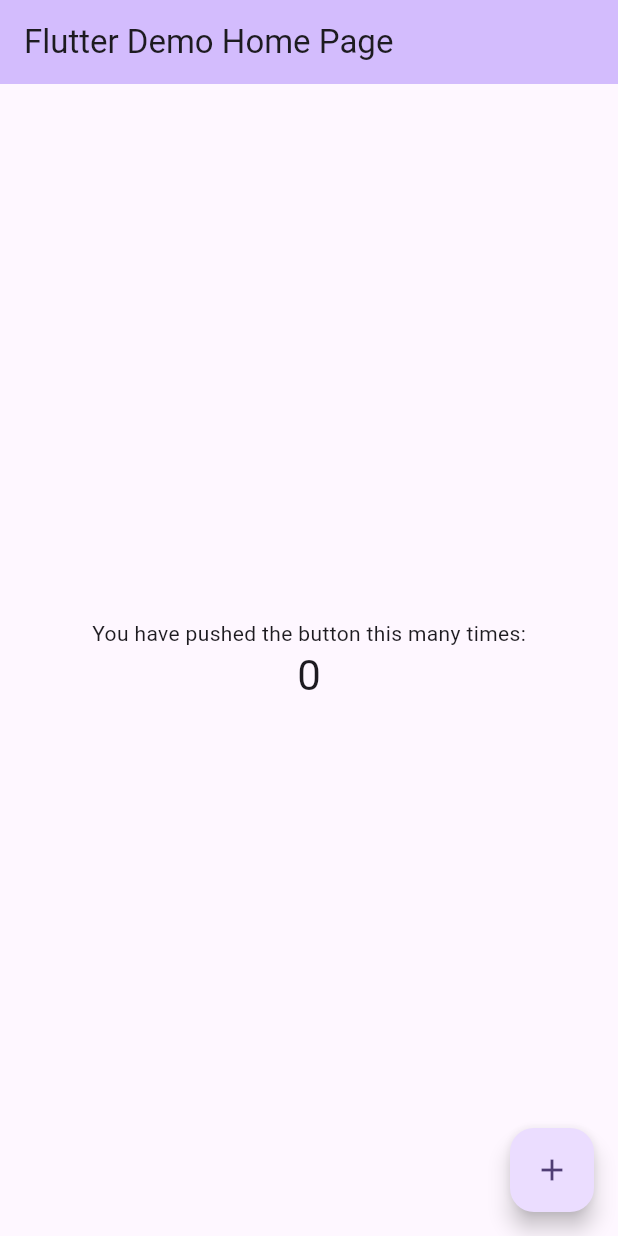
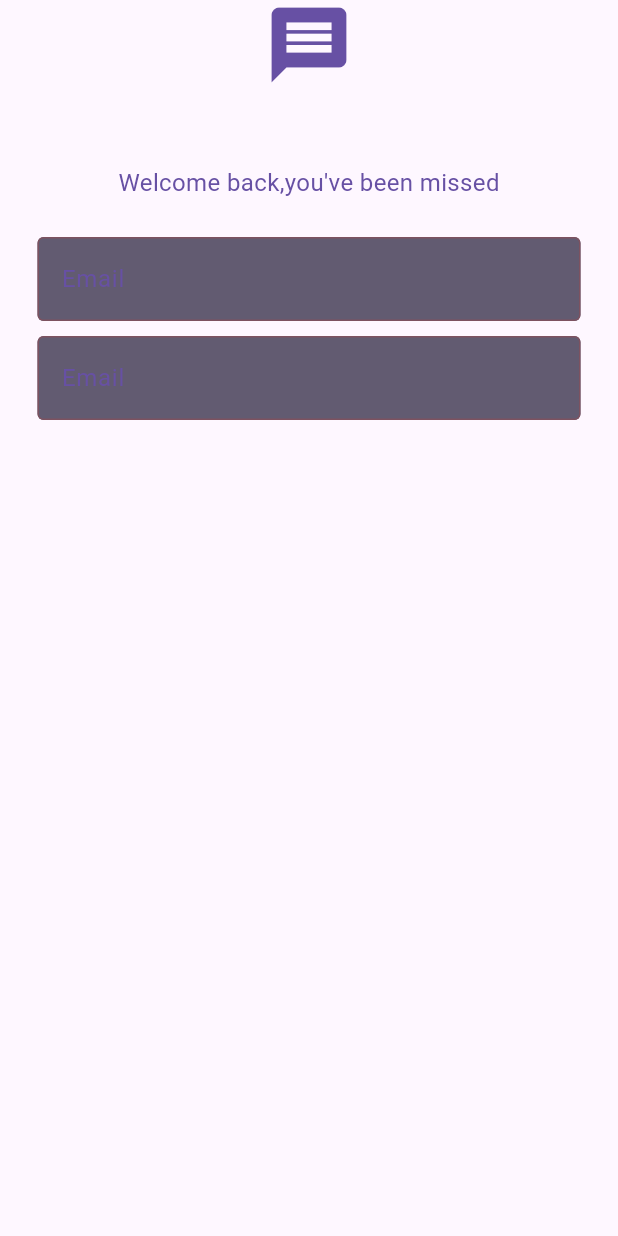
Before and after one commit to NguyenNgoAnhhTu/Chat-app, a Flutter app: the screen it shows after launch, on a phone screen of 412 x 824 dp. Run offline on Flutter 3.47's test engine with Material 3 defaults, Android fonts, the phone set to English and light mode, and no system bars; our stand-ins replace firebase_core; accounts and stored records are empty.

Commit message:
loginPage

```diff
--- /dev/null
+++ b/lib/components/my_textfeild.dart
@@ -0,0 +1,37 @@
+import 'package:flutter/material.dart';
+
+class MyTextField extends StatelessWidget{
+   final String hintText;
+   final bool obscureText;
+   final TextEditingController controller;
+    const MyTextField ({super.key,
+      required this.hintText,
+      required this.obscureText,
+      required this.controller,
+    });
+
+ @override
+  Widget build(BuildContext context)
+ {
+   return Padding(
+     padding: const EdgeInsets.symmetric(horizontal: 25.0),
+     child: TextField (
+       obscureText: obscureText,
+       controller: controller,
+       decoration: InputDecoration(
+         enabledBorder: OutlineInputBorder(
+           borderSide: BorderSide(color: Theme.of(context).colorScheme.tertiary),
+         ),
+         focusedBorder:OutlineInputBorder(
+           borderSide: BorderSide(color:Theme.of(context).colorScheme.primary),
+     ),
+         fillColor: Theme.of(context).colorScheme.secondary,
+         filled: true,
+         hintText: hintText,
+         hintStyle: TextStyle(color:Theme.of(context).colorScheme.primary),
+       ),
+       ),
+   );
+
+ }
+}
--- a/lib/main.dart
+++ b/lib/main.dart
@@ -1,6 +1,10 @@
+import 'package:chat_app/page/login.dart';
 import 'package:flutter/material.dart';
+import 'package:firebase_core/firebase_core.dart';
 
-void main() {
+void main() async{
+  WidgetsFlutterBinding.ensureInitialized();
+  await Firebase.initializeApp();
   runApp(const MyApp());
 }
 
@@ -11,112 +15,9 @@ class MyApp extends StatelessWidget {
   @override
   Widget build(BuildContext context) {
     return MaterialApp(
-      title: 'Flutter Demo',
-      theme: ThemeData(
-        // This is the theme of your application.
-        //
-        // TRY THIS: Try running your application with "flutter run". You'll see
-        // the application has a purple toolbar. Then, without quitting the app,
-        // try changing the seedColor in the colorScheme below to Colors.green
-        // and then invoke "hot reload" (save your changes or press the "hot
-        // reload" button in a Flutter-supported IDE, or press "r" if you used
-        // the command line to start the app).
-        //
-        // Notice that the counter didn't reset back to zero; the application
-        // state is not lost during the reload. To reset the state, use hot
-        // restart instead.
-        //
-        // This works for code too, not just values: Most code changes can be
-        // tested with just a hot reload.
-        colorScheme: ColorScheme.fromSeed(seedColor: Colors.deepPurple),
-      ),
-      home: const MyHomePage(title: 'Flutter Demo Home Page'),
-    );
+        debugShowCheckedModeBanner: false,
+        home: LoginPage(),
+      );
+
   }
 }
-
-class MyHomePage extends StatefulWidget {
-  const MyHomePage({super.key, required this.title});
-
-  // This widget is the home page of your application. It is stateful, meaning
-  // that it has a State object (defined below) that contains fields that affect
-  // how it looks.
-
-  // This class is the configuration for the state. It holds the values (in this
-  // case the title) provided by the parent (in this case the App widget) and
-  // used by the build method of the State. Fields in a Widget subclass are
-  // always marked "final".
-
-  final String title;
-
-  @override
-  State<MyHomePage> createState() => _MyHomePageState();
-}
-
-class _MyHomePageState extends State<MyHomePage> {
-  int _counter = 0;
-
-  void _incrementCounter() {
-    setState(() {
-      // This call to setState tells the Flutter framework that something has
-      // changed in this State, which causes it to rerun the build method below
-      // so that the display can reflect the updated values. If we changed
-      // _counter without calling setState(), then the build method would not be
-      // called again, and so nothing would appear to happen.
-      _counter++;
-    });
-  }
-
-  @override
-  Widget build(BuildContext context) {
-    // This method is rerun every time setState is called, for instance as done
-    // by the _incrementCounter method above.
-    //
-    // The Flutter framework has been optimized to make rerunning build methods
-    // fast, so that you can just rebuild anything that needs updating rather
-    // than having to individually change instances of widgets.
-    return Scaffold(
-      appBar: AppBar(
-        // TRY THIS: Try changing the color here to a specific color (to
-        // Colors.amber, perhaps?) and trigger a hot reload to see the AppBar
-        // change color while the other colors stay the same.
-        backgroundColor: Theme.of(context).colorScheme.inversePrimary,
-        // Here we take the value from the MyHomePage object that was created by
-        // the App.build method, and use it to set our appbar title.
-        title: Text(widget.title),
-      ),
-      body: Center(
-        // Center is a layout widget. It takes a single child and positions it
-        // in the middle of the parent.
-        child: Column(
-          // Column is also a layout widget. It takes a list of children and
-          // arranges them vertically. By default, it sizes itself to fit its
-          // children horizontally, and tries to be as tall as its parent.
-          //
-          // Column has various properties to control how it sizes itself and
-          // how it positions its children. Here we use mainAxisAlignment to
-          // center the children vertically; the main axis here is the vertical
-          // axis because Columns are vertical (the cross axis would be
-          // horizontal).
-          //
-          // TRY THIS: Invoke "debug painting" (choose the "Toggle Debug Paint"
-          // action in the IDE, or press "p" in the console), to see the
-          // wireframe for each widget.
-          mainAxisAlignment: MainAxisAlignment.center,
-          children: <Widget>[
-            const Text('You have pushed the button this many times:'),
-            Text(
-              '$_counter',
-              style: Theme.of(context).textTheme.headlineMedium,
-            ),
-          ],
-        ),
-      ),
-      floatingActionButton: FloatingActionButton(
-        onPressed: _incrementCounter,
-        tooltip: 'Increment',
-        child: const Icon(Icons.add),
-      ), // This trailing comma makes auto-formatting nicer for build methods.
-    );
-  }
-}
--- /dev/null
+++ b/lib/page/login.dart
@@ -0,0 +1,51 @@
+import 'package:flutter/material.dart';
+import '../components/my_textfeild.dart';
+class LoginPage extends StatelessWidget{
+    final TextEditingController _emailController = TextEditingController();
+    final TextEditingController _pwController = TextEditingController();
+   LoginPage({super.key,});
+
+  @override
+  Widget build(BuildContext context)
+  { return Scaffold(
+    backgroundColor: Theme.of(context).colorScheme.background,
+    body: Column(
+      children: [
+        //logo
+        Icon(Icons.message,
+          size : 60,
+          color:Theme.of(context).colorScheme.primary,
+        ),
+        const SizedBox(height: 50),
+
+        //Welcome back message
+        Text(
+          "Welcome back,you've been missed",
+          style : TextStyle(
+            color:Theme.of(context).colorScheme.primary,
+            fontSize: 16,
+          )
+        ),
+        // Email textFeild
+        const SizedBox(height: 25),
+        MyTextField(
+          hintText: "Email",
+          obscureText: false,
+          controller: _emailController,
+        ),
+          const SizedBox(height: 10),
+        // pw Email
+         MyTextField(
+          hintText: "Email",
+          obscureText: true,
+          controller: _emailController,
+    ),
+
+      ],
+    ),
+  );
+
+
+
+  }
+}
--- /dev/null
+++ b/lib/themes/light_mode.dart
@@ -0,0 +1,13 @@
+import 'package:flutter/material.dart';
+
+ThemeData lightMode = ThemeData(
+  colorScheme: ColorScheme.light(
+    background: Colors.grey.shade300,
+    primary: Colors.grey.shade500,
+    secondary: Colors.grey.shade200,
+    tertiary:  Colors.white,
+    inversePrimary: Colors.grey.shade900,
+  ),//ColorScheme.light
+
+
+);
```
Also changed, not shown: pubspec.yaml (+10 -0 lines), pubspec.lock, 6 other files.
